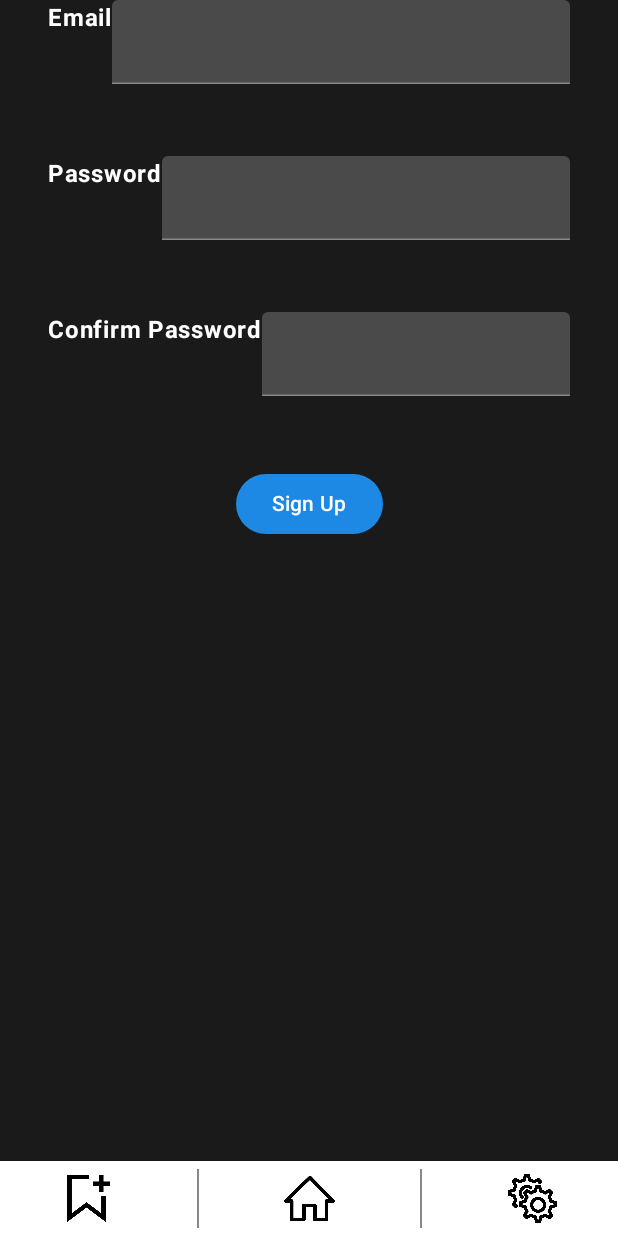
After one commit to Javialj/TSGApp, an Android app built with Jetpack Compose: the SignUpScreen screen opened through its navigation route, on a phone screen of 412 x 824 dp. The commit adds this screen. Run offline under Robolectric (Android 15) with nearby library versions, the phone set to English and light mode, and no system bars; our stand-ins replace Firebase (no records; nobody signed in at launch, a user with empty details on screens opened directly); pictures from the network do not load.

Commit message:
Viernes 13/06/25

```diff
--- a/app/build.gradle.kts
+++ b/app/build.gradle.kts
@@ -2,6 +2,7 @@ plugins {
     alias(libs.plugins.android.application)
     alias(libs.plugins.kotlin.android)
     alias(libs.plugins.kotlin.compose)
+    id("com.google.gms.google-services")
 }
 
 android {
@@ -40,7 +41,9 @@ android {
 }
 
 dependencies {
-
+    implementation(platform("com.google.firebase:firebase-bom:33.15.0"))
+    implementation("com.google.firebase:firebase-auth-ktx")
+    implementation("com.google.firebase:firebase-database-ktx")
     implementation("androidx.lifecycle:lifecycle-viewmodel-ktx:2.6.2")
     implementation("androidx.lifecycle:lifecycle-viewmodel-compose:2.6.2")
     implementation("androidx.lifecycle:lifecycle-viewmodel-savedstate:2.6.2")
--- a/app/src/main/AndroidManifest.xml
+++ b/app/src/main/AndroidManifest.xml
@@ -15,7 +15,7 @@
         tools:targetApi="31">
         <activity
             android:name=".MainActivity"
-            android:screenOrientation="portrait"
+            android:screenOrientation="fullSensor"
             android:exported="true"
             android:label="@string/app_name"
             android:theme="@style/Theme.TSGApp">
--- /dev/null
+++ b/app/src/main/java/com/example/tsgapp/SignUpScreen.kt
@@ -0,0 +1,121 @@
+package com.example.tsgapp
+
+import android.util.Log
+import androidx.compose.foundation.background
+import androidx.compose.foundation.layout.Column
+import androidx.compose.foundation.layout.Row
+import androidx.compose.foundation.layout.Spacer
+import androidx.compose.foundation.layout.fillMaxSize
+import androidx.compose.foundation.layout.fillMaxWidth
+import androidx.compose.foundation.layout.height
+import androidx.compose.foundation.layout.padding
+import androidx.compose.foundation.layout.size
+import androidx.compose.material3.Button
+import androidx.compose.material3.Icon
+import androidx.compose.material3.Text
+import androidx.compose.material3.TextField
+import androidx.compose.material3.TextFieldDefaults
+import androidx.compose.runtime.Composable
+import androidx.compose.runtime.getValue
+import androidx.compose.runtime.mutableStateOf
+import androidx.compose.runtime.remember
+import androidx.compose.runtime.setValue
+import androidx.compose.ui.Alignment
+import androidx.compose.ui.Modifier
+import androidx.compose.ui.graphics.Color
+import androidx.compose.ui.text.font.FontWeight
+import androidx.compose.ui.unit.dp
+import androidx.compose.ui.unit.sp
+import com.example.tsgapp.ui.theme.Printgris
+import com.example.tsgapp.ui.theme.SelectedField
+import com.example.tsgapp.ui.theme.UnselectedField
+import com.google.firebase.auth.FirebaseAuth
+
+@Composable
+fun SignUpScreen(auth: FirebaseAuth) {
+    var email by remember { mutableStateOf("") }
+    var password by remember { mutableStateOf("") }
+    var cpassword by remember { mutableStateOf("") }
+    Column(
+        modifier = Modifier
+            .fillMaxSize()
+            .background(Printgris)
+            .padding(horizontal = 32.dp),
+        horizontalAlignment = Alignment.CenterHorizontally
+    ) {
+
+        Row {
+            Text("Email", color = Color.White, fontWeight = FontWeight.Bold)
+            TextField(
+                value = email,
+                onValueChange = { email = it },
+                modifier = Modifier.fillMaxWidth(),
+                colors = TextFieldDefaults.colors(
+                    unfocusedContainerColor = UnselectedField,
+                    focusedContainerColor = SelectedField
+                )
+            )
+        }
+        Spacer(Modifier.height(48.dp))
+        Row {
+            Text("Password", color = Color.White, fontWeight = FontWeight.Bold)
+            TextField(
+                value = password, onValueChange = { password = it },
+                modifier = Modifier.fillMaxWidth(),
+                colors = TextFieldDefaults.colors(
+                    unfocusedContainerColor = UnselectedField,
+                    focusedContainerColor = SelectedField
+                )
+            )
+        }
+        Spacer(Modifier.height(48.dp))
+        Row {
+            Text("Confirm Password", color = Color.White, fontWeight = FontWeight.Bold)
+            TextField(
+                value = cpassword, onValueChange = { cpassword = it },
+                modifier = Modifier.fillMaxWidth(),
+                colors = TextFieldDefaults.colors(
+                    unfocusedContainerColor = UnselectedField,
+                    focusedContainerColor = SelectedField
+                )
+            )
+        }
+        if (password != cpassword && cpassword.isNotEmpty()) {
+            Text(
+                text = "Las contraseñas no coinciden",
+                color = Color.Red,
+                fontSize = 12.sp
+            )
+        }
+        Spacer(Modifier.height(48.dp))
+        Button(onClick = {
+            // Validaciones
+            if (email.isEmpty() || !android.util.Patterns.EMAIL_ADDRESS.matcher(email).matches()) {
+                Log.e("Registro", "Correo inválido")
+                return@Button
+            }
+
+            if (password.length < 6) {
+                Log.e("Registro", "La contraseña debe tener al menos 6 caracteres")
+                return@Button
+            }
+
+            if (password != cpassword) {
+                Log.e("Registro", "Las contraseñas no coinciden")
+                return@Button
+            }
+
+            // Registro en Firebase
+            auth.createUserWithEmailAndPassword(email, password)
+                .addOnCompleteListener { task ->
+                    if (task.isSuccessful) {
+                        Log.i("Registro", "Usuario creado correctamente")
+                    } else {
+                        Log.e("Registro", "Error al crear cuenta: ${task.exception?.message}", task.exception)
+                    }
+                }
+        }) {
+            Text(text = "Sign Up")
+        }
+    }
+}
--- a/app/src/main/java/com/example/tsgapp/ui/theme/Color.kt
+++ b/app/src/main/java/com/example/tsgapp/ui/theme/Color.kt
@@ -10,3 +10,18 @@ val DarkPink = Color(0xFFB80F57)
 
 val Purple = Color(0xFF7E57C2)
 val DarkPurple =Color(0xFF4D2C81)
+
+val backgroundowprint = Color(0xFF171717)
+val backgrowi2 = Color(0xFFEDF2FA)
+val yellowprin = Color(0xFFF5EC75)
+val yellowprin2 = Color(0xFFFFFFF4)
+val grenprint = Color(0XFFCFEA93)
+val Printgris = Color(0xFF1A1A1A)
+val moradito = Color(0xFFBFABDD)
+val purpvr2 = Color(0xff7B4F9F)
+val sombris = Color(0xFF2F2E2E)
+
+val SelectedField = Color(0xFF7c7c7c)
+val UnselectedField = Color(0xFF4a4a4a)
+
+val pitnrua2 = Color(0xFFFDFBEE)
```
Also changed, not shown: app/src/main/java/com/example/tsgapp/Cuenta.kt (+53 -51 lines), app/src/main/java/com/example/tsgapp/InicioSes.kt (added, +134 -0 lines), app/src/main/java/com/example/tsgapp/LoginScreen.kt (added, +95 -0 lines), app/src/main/java/com/example/tsgapp/MainActivity.kt (+17 -71 lines), app/src/main/java/com/example/tsgapp/Personalizacion.kt (+1 -60 lines), build.gradle.kts (+12 -0 lines), gradle/libs.versions.toml (+5 -5 lines), app/src/main/res/drawable/googlelogo.png (added), 1 other file.
